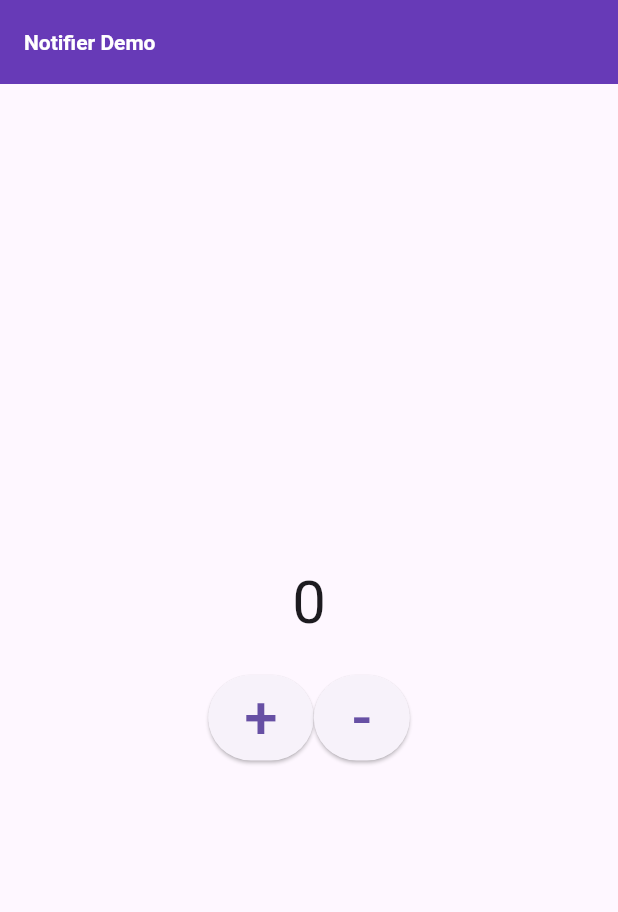
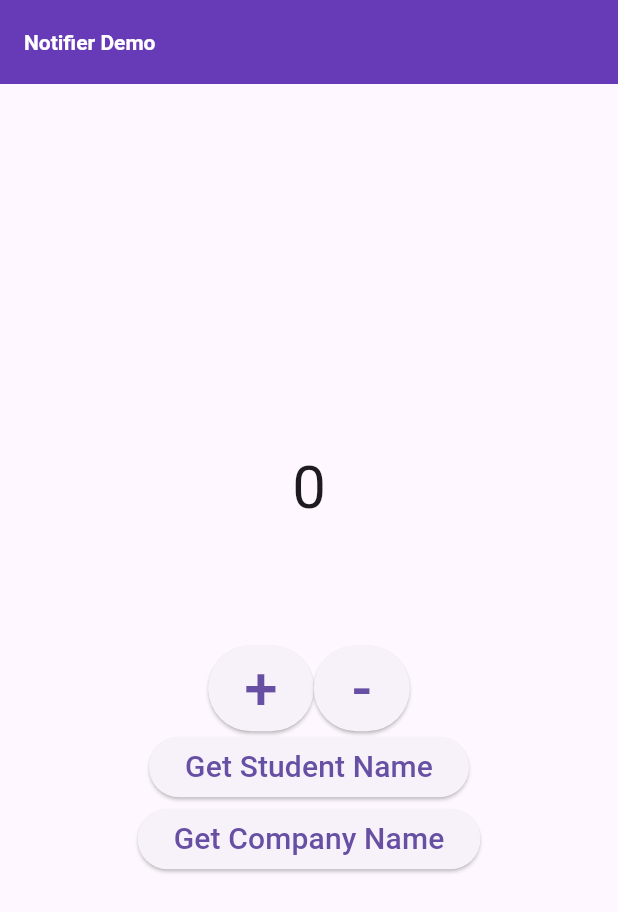
Before and after one commit to abdurahmanidris/flutter_riverpod_new, a Flutter app: the screen it shows after launch, on a phone screen of 412 x 824 dp. Shown: the top 912 px of the screen. Run offline on Flutter 3.47's test engine with Material 3 defaults, Android fonts, the phone set to English and light mode, and no system bars; our stand-ins replace flutter_riverpod.

Commit message:
Notifier and NotifierProvider updated

```diff
--- a/lib/main.dart
+++ b/lib/main.dart
@@ -35,6 +35,7 @@ class Homepage extends ConsumerWidget {
   @override
   Widget build(BuildContext context, WidgetRef ref) {
     final counter = ref.watch(counterNotifierProvider);
+    final name = ref.watch(nameNotifierProvider);
 
     return Scaffold(
       appBar: AppBar(
@@ -46,6 +47,10 @@ class Homepage extends ConsumerWidget {
           Text(
             counter.toString(),
             style: const TextStyle(fontSize: 40),
+          ),
+          Text(
+            name,
+            style: const TextStyle(fontSize: 40, color: Colors.purple),
           ),
           const SizedBox(
             height: 20,
@@ -74,6 +79,33 @@ class Homepage extends ConsumerWidget {
                   style: TextStyle(fontSize: 40),
                 ),
               ),
+              // Text(ref.read(nameNotifierProvider.notifier).studentName());
+            ],
+          ),
+          Row(
+            mainAxisAlignment: MainAxisAlignment.center,
+            children: [
+              ElevatedButton(
+                  onPressed: () {
+                    ref.read(nameNotifierProvider.notifier).studentName();
+                  },
+                  child: const Text(
+                    'Get Student Name',
+                    style: TextStyle(fontSize: 20),
+                  ))
+            ],
+          ),
+          Row(
+            mainAxisAlignment: MainAxisAlignment.center,
+            children: [
+              ElevatedButton(
+                  onPressed: () {
+                    ref.read(nameNotifierProvider.notifier).companyName();
+                  },
+                  child: const Text(
+                    'Get Company Name',
+                    style: TextStyle(fontSize: 20),
+                  ))
             ],
           )
         ],
```
Also changed, not shown: lib/counter_notifier.dart (+19 -0 lines).
